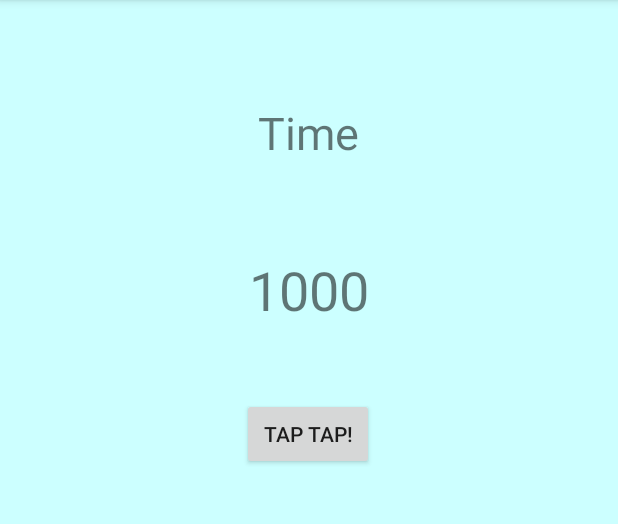
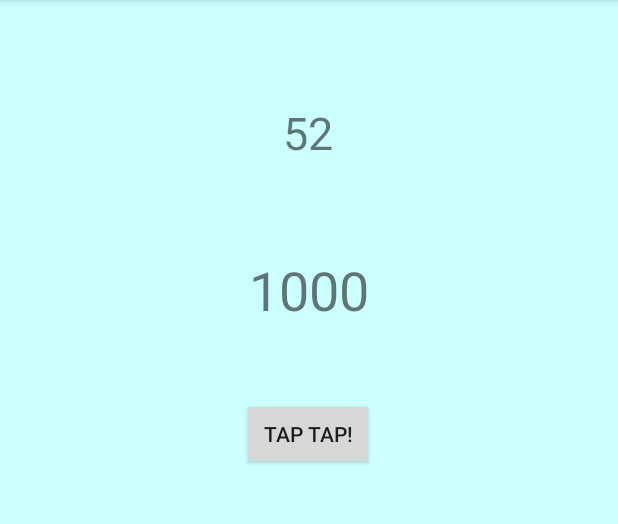
Before and after one commit to alexangria1992/SpeedFingerGame, an Android app: the screen it shows after launch (MainActivity), on a phone screen of 412 x 824 dp, the part 84-608 px from its top. Run offline under Robolectric (Android 15) with nearby library versions, the phone set to English and light mode, and no system bars.

Commit message:
Added initial variables and created event listener and timer

```diff
--- a/app/src/main/java/com/example/test1/MainActivity.java
+++ b/app/src/main/java/com/example/test1/MainActivity.java
@@ -3,12 +3,56 @@ package com.example.test1;
 import androidx.appcompat.app.AppCompatActivity;
 
 import android.os.Bundle;
+import android.os.CountDownTimer;
+import android.view.View;
+import android.widget.Button;
+import android.widget.TextView;
+import android.widget.Toast;
+public class MainActivity extends AppCompatActivity {
 
-public class MainActivity extends AppCompatActivity {
+    private TextView timerTextView;
+    private TextView aThousandTextView;
+    private Button tatTapButton;
+    private CountDownTimer countDownTimer;
+
+    private long initialCountDownInMillis = 60000;
+    private int timerInterval = 1000;
+    private int remainingTime = 60;
+    private int aThousand = 1000;
 
     @Override
     protected void onCreate(Bundle savedInstanceState) {
         super.onCreate(savedInstanceState);
         setContentView(R.layout.activity_main);
+
+        timerTextView = findViewById(R.id.txtTimer);
+        aThousandTextView = findViewById(R.id.txtAThousand);
+        tatTapButton = findViewById(R.id.btnTap);
+        aThousandTextView.setText(aThousand + "");
+
+
+        tatTapButton.setOnClickListener(new View.OnClickListener() {
+            @Override
+            public void onClick(View view) {
+               aThousand--;
+               aThousand = aThousand - 1;
+
+            }
+        });
+        countDownTimer = new CountDownTimer(initialCountDownInMillis, timerInterval) {
+            @Override
+            public void onTick(long millisUntilFinished) {
+                remainingTime = (int)millisUntilFinished / 1000;
+                timerTextView.setText(remainingTime + "");
+            }
+
+            @Override
+            public void onFinish() {
+                Toast.makeText(MainActivity.this, "Countdown finished", Toast.LENGTH_SHORT);
+            }
+        };
+        countDownTimer.start();
+
+
     }
 }
```
